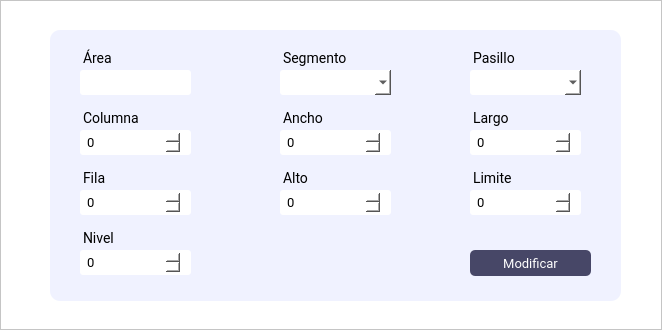
This is Interfaces/main/Ui/posiciones_alojamiento.ui in juanignaciocansillieri/Proyecto-Final as Qt 5 draws it before an edit. The edited form follows.
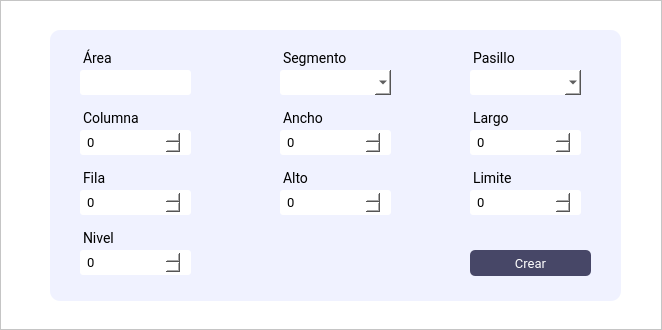
This is the edited form.

The edit to the form file:
```diff
--- a/Interfaces/main/Ui/posiciones_alojamiento.ui
+++ b/Interfaces/main/Ui/posiciones_alojamiento.ui
@@ -140,7 +140,7 @@
 }</string>
         </property>
         <property name="text">
-         <string>Modificar</string>
+         <string>Crear</string>
         </property>
        </widget>
        <widget class="QLabel" name="label_Area">
```
